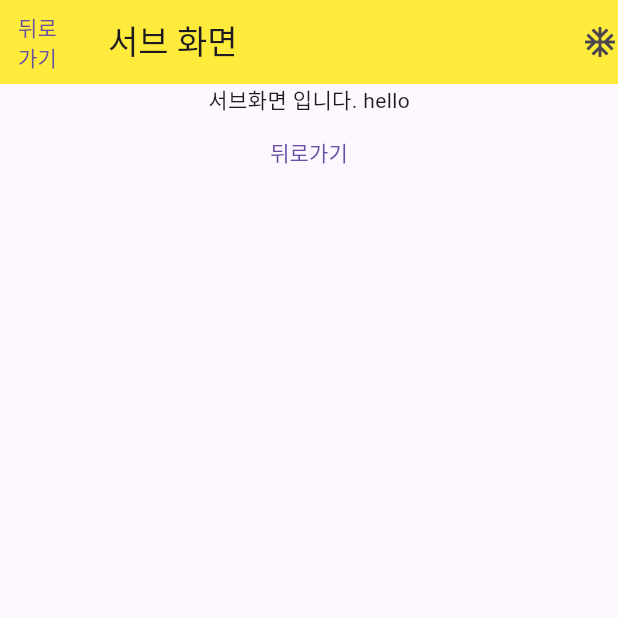
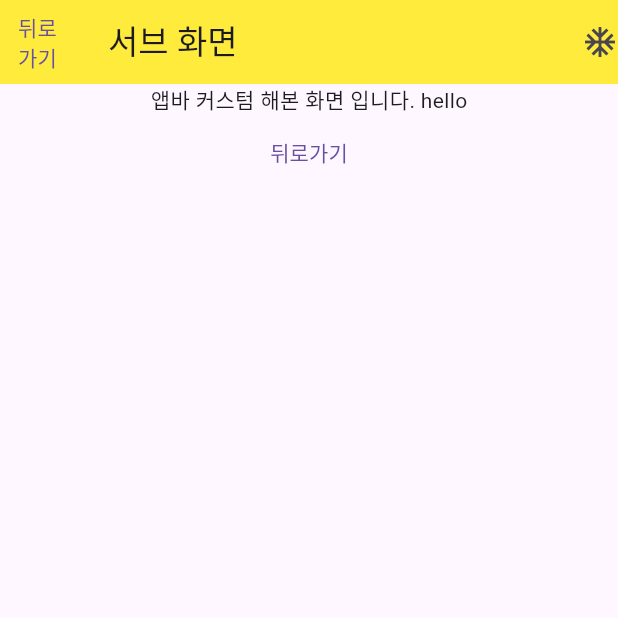
Before and after one commit to KKingmo/fluter_practice, a Flutter app: the screen it shows after launch, after a tap on "클릭하여 서브 화면으로 이동", on a phone screen of 412 x 824 dp, the top half of it. Run offline on Flutter 3.47's test engine with Material 3 defaults, Android fonts, the phone set to English and light mode, and no system bars.

Commit message:
feat: Tab 구성 해보기

```diff
--- a/lib/main.dart
+++ b/lib/main.dart
@@ -1,3 +1,4 @@
+import 'package:day_guess/screen/sub_a_screen.dart';
 import 'package:day_guess/screen/sub_screen.dart';
 import 'package:flutter/material.dart'; // Material Design 스타일의 UI 구성 요소를 제공하는 패키지
 
@@ -33,6 +34,15 @@ class MyApp extends StatelessWidget {
               );
             },
           );
+        } else if (settings.name == '/sub-a') {
+          String msg = settings.arguments as String;
+          return MaterialPageRoute(
+            builder: (context) {
+              return SubAScreen(
+                msg: msg,
+              );
+            },
+          );
         }
         return null;
       },
--- a/lib/screen/main_screen.dart
+++ b/lib/screen/main_screen.dart
@@ -25,6 +25,12 @@ class _MainScreenState extends State<MainScreen> {
             },
             child: Text('클릭하여 서브 화면으로 이동'),
           ),
+          TextButton(
+            onPressed: () {
+              Navigator.pushNamed(context, '/sub-a', arguments: 'sub-a');
+            },
+            child: Text('클릭하여 서브A 화면으로 이동'),
+          ),
         ],
       ),
     );
--- a/lib/screen/sub_screen.dart
+++ b/lib/screen/sub_screen.dart
@@ -28,7 +28,7 @@ class SubScreen extends StatelessWidget {
       body: Column(
         children: [
           Center(
-            child: Text('서브화면 입니다. ${msg}'),
+            child: Text('앱바 커스텀 해본 화면 입니다. ${msg}'),
           ),
           TextButton(
             onPressed: () {
```
Also changed, not shown: lib/screen/sub_a_screen.dart (added, +39 -0 lines).
